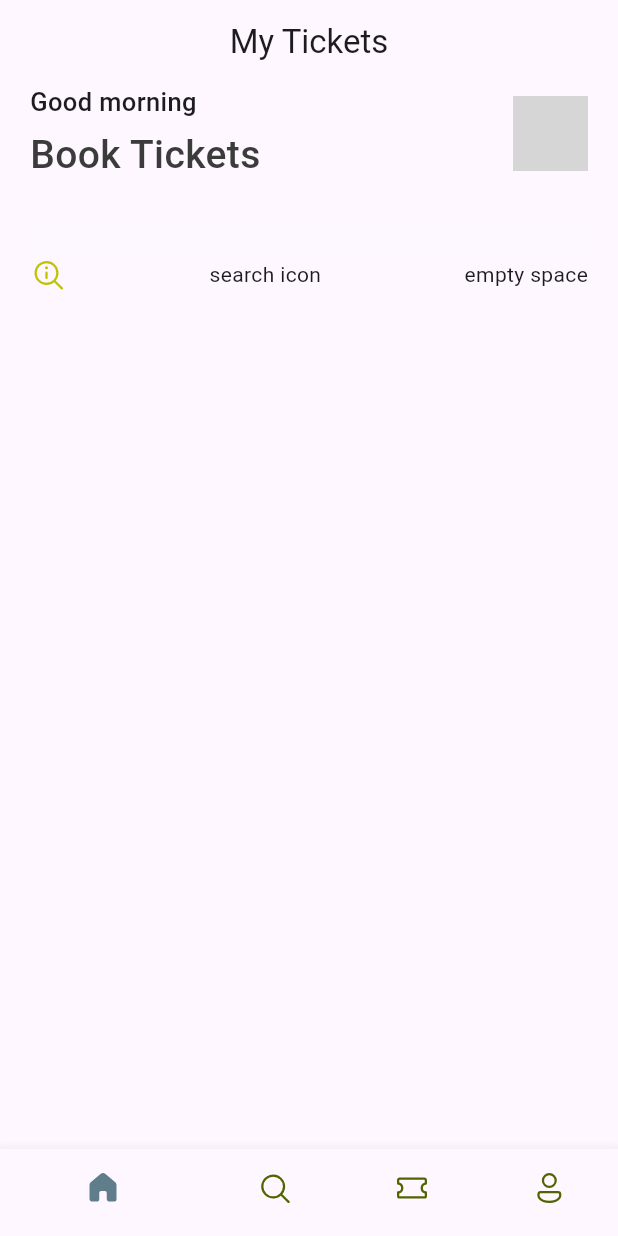
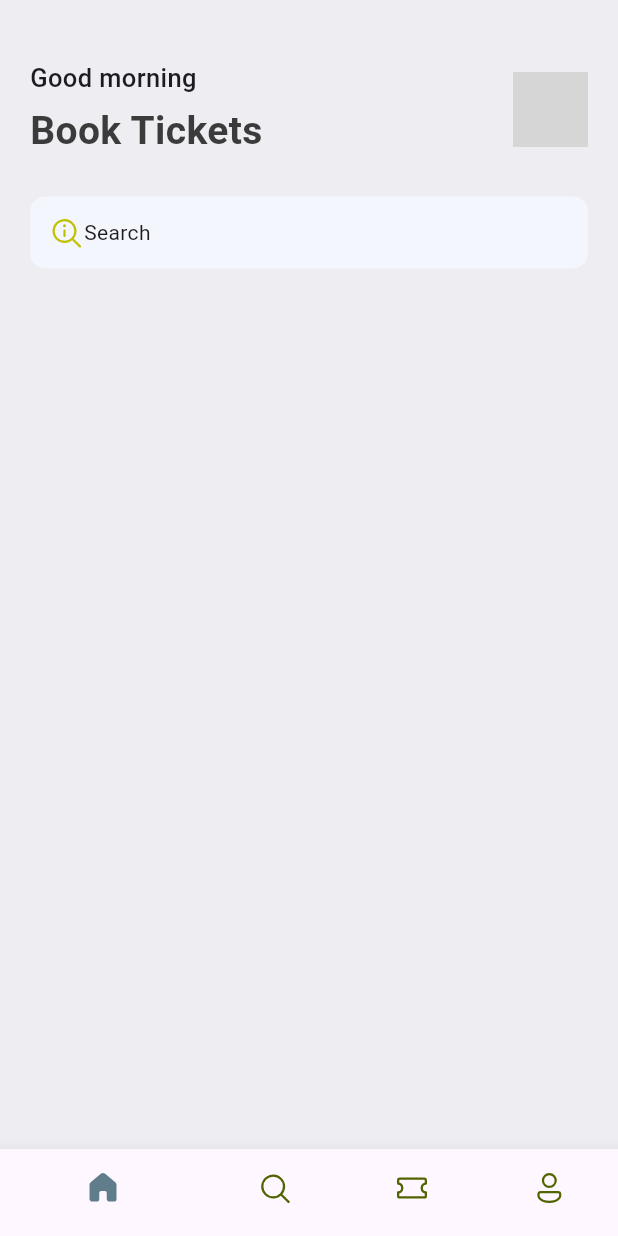
Before and after one commit to AlexNgooi/My_ticket, a Flutter app: the screen it shows after launch, on a phone screen of 412 x 824 dp. Run offline on Flutter 3.47's test engine with Material 3 defaults, Android fonts, the phone set to English and light mode, and no system bars; our stand-ins replace fluentui_icons; grey boxes are pictures that could not be loaded.

Commit message:
new commit3

```diff
--- a/lib/base/bottom_nav_bar.dart
+++ b/lib/base/bottom_nav_bar.dart
@@ -31,9 +31,6 @@ class _BottomNavBarState extends State<BottomNavBar> {
   @override
   Widget build(BuildContext context) {
     return Scaffold(
-      appBar: AppBar(
-        title:Center(child: Text("My Tickets")) ,
-        ),
         body: appScreens[_selectedIndex],
           bottomNavigationBar:BottomNavigationBar(
             currentIndex: _selectedIndex,
--- a/lib/main.dart
+++ b/lib/main.dart
@@ -13,8 +13,7 @@ class MyApp extends StatelessWidget {
   Widget build(BuildContext context) {
 
     return MaterialApp(
-      title: 'Flutter Demo',
-      theme: ThemeData(),
+      debugShowCheckedModeBanner: false,
       home:BottomNavBar()
     );
   }
--- a/lib/res/styles/app_styles.dart
+++ b/lib/res/styles/app_styles.dart
@@ -3,10 +3,11 @@ Color primary= const Color(0xFF687daF);
 class Appstyles{
     static Color primaryColor=primary;
     static Color textColor= const Color(0xFF3b3b3b);
+    static Color bgColor= const Color(0xFFeeedf2);
 
     static TextStyle headLineStyle1=TextStyle(
       fontSize:26 ,
-      fontWeight: FontWeight.w500,
+      fontWeight: FontWeight.bold,
       color:textColor);
       static TextStyle headLineStyle3=const TextStyle(
       fontSize:17 ,fontWeight: FontWeight.w500,
--- a/lib/screens/home_screen.dart
+++ b/lib/screens/home_screen.dart
@@ -10,8 +10,10 @@ class HomeScreen extends StatelessWidget {
   @override
   Widget build(BuildContext context) {
     return Scaffold(
+      backgroundColor: Appstyles.bgColor,
       body: ListView(
         children: [
+          const SizedBox(height: 40,),
           Container(
             padding: const EdgeInsets.symmetric(horizontal: 20),
             child: Column(
@@ -43,21 +45,20 @@ class HomeScreen extends StatelessWidget {
                     )
                   ],
                 ),
-                SizedBox(height: 25,),
+                 const SizedBox(height: 25,),
                   Container(
-                  padding: const EdgeInsets.symmetric(horizontal:12,vertical:12),
+                    padding: const EdgeInsets.symmetric(horizontal: 12,vertical: 12),
                     decoration: BoxDecoration(
                       borderRadius: BorderRadius.circular(10),
-                      color: const Color(0xFF4F6FD),
-                  )
+                      color: const Color(0xFFF4F6FD),
                     ),
-                 Row(
-                  mainAxisAlignment: MainAxisAlignment.spaceBetween,
+                    child: const Row(
                     children: [
                       Icon(FluentSystemIcons.ic_fluent_search_info_regular,color: Color(0xFFbFC205),),
-                      Text("search icon"),
-                      Text("empty space")
+                        Text("Search")
+
                     ],
+                                    ),
                   )
               ],
             ),
```
Lines whose indentation alone changed are shown as unchanged.
